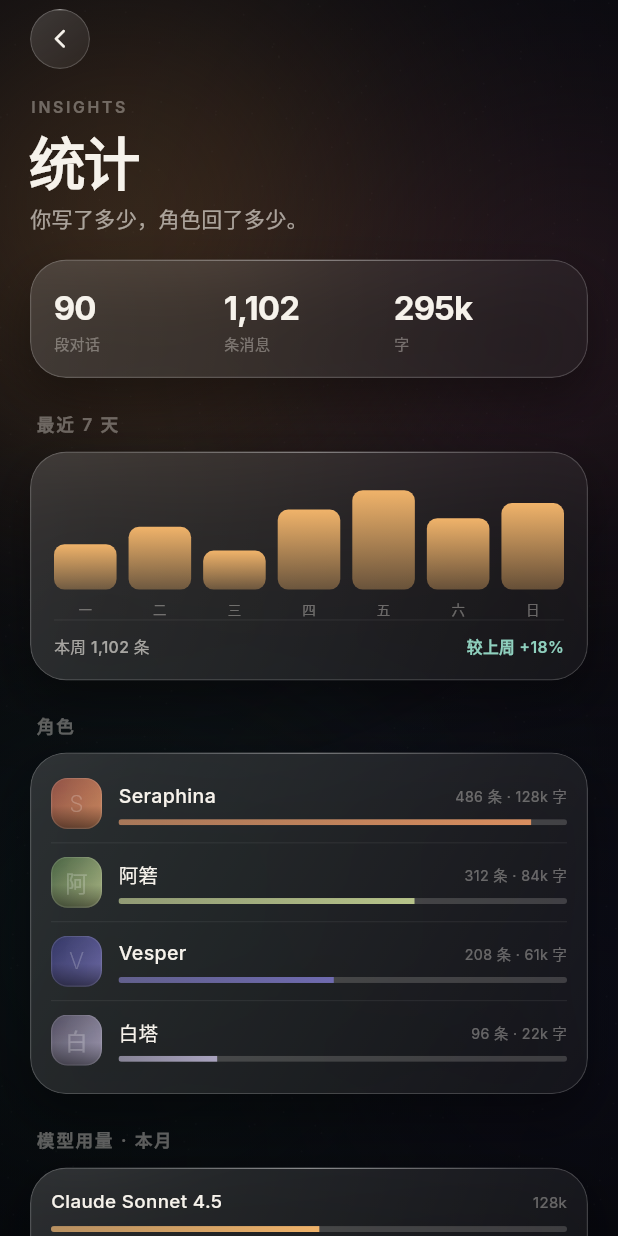
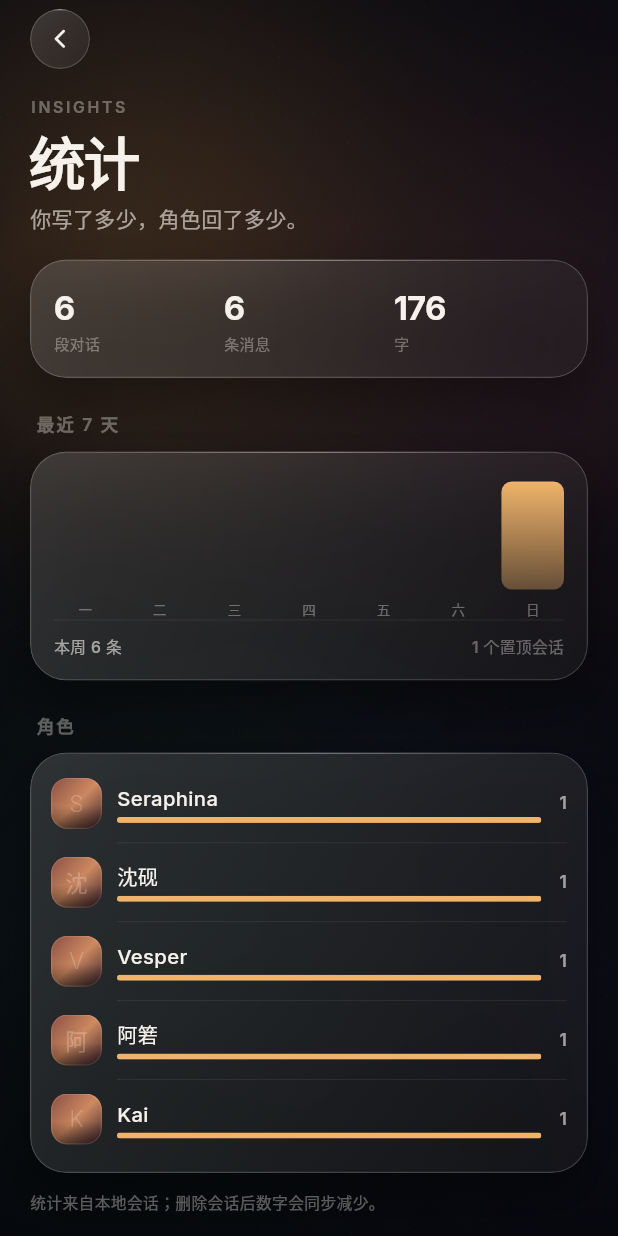
Before and after one commit to PawNzZi/opentavern, a Flutter app: the screen it shows after launch, item 3 of the bottom bar chosen, scrolled down 576 dp, after a tap on "统计", on a phone screen of 412 x 824 dp. Run offline on Flutter 3.47's test engine with Material 3 defaults, Android fonts, the phone set to English and light mode, and no system bars; our stand-ins replace file_picker; statements that could not run were skipped.

Commit message:
feat: 真实聊天统计与角色卡批量导入

```diff
--- a/lib/screens/sheets.dart
+++ b/lib/screens/sheets.dart
@@ -248,19 +248,27 @@ class ImportSheetScreen extends StatelessWidget {
       subtitle: '支持 SillyTavern 角色卡、世界书与聊天记录',
       heightFactor: .72,
       footer: GlassPrimaryButton(
-        label: '选择角色卡文件',
+        label: '选择角色卡（可多选）',
         icon: Icons.folder_open_rounded,
         onTap: () async {
-          final file = await FilePickerPlatform.instance.pickFile();
-          if (file == null) return;
-          final bytes = await file.readAsBytes();
-          final card = await AppStore.instance.importCard(bytes, file.name);
+          final files = await FilePickerPlatform.instance.pickFiles();
+          if (files.isEmpty) return;
+          var imported = 0;
+          var failed = 0;
+          for (final file in files) {
+            final bytes = await file.readAsBytes();
+            final card = await AppStore.instance.importCard(bytes, file.name);
+            if (card == null) {
+              failed++;
+            } else {
+              imported++;
+            }
+          }
           if (!context.mounted) return;
-          if (card == null) {
-            showTavernToast(context, '不是有效的 SillyTavern 角色卡');
-            return;
-          }
-          showTavernToast(context, '已导入 ${card.name}');
+          showTavernToast(
+            context,
+            failed == 0 ? '已导入 $imported 个角色' : '导入 $imported 个，失败 $failed 个',
+          );
           Navigator.of(context).maybePop();
         },
       ),
--- a/lib/screens/stats.dart
+++ b/lib/screens/stats.dart
@@ -1,6 +1,6 @@
 import 'package:flutter/material.dart';
 
-import '../data/demo.dart';
+import '../core/store.dart';
 import '../design/glass.dart';
 import '../design/scaffold.dart';
 import '../design/settings_kit.dart';
@@ -12,7 +12,28 @@ class StatsPage extends StatelessWidget {
   @override
   Widget build(BuildContext context) {
     final p = AppPalette.of(context);
-    const week = [.42, .58, .36, .74, .92, .66, .8];
+    final store = AppStore.instance;
+    final sessions = store.sessions;
+    final messages = sessions.expand((s) => s.messages).toList();
+    final chars = messages.fold<int>(0, (sum, m) => sum + m.text.length);
+
+    final now = DateTime.now();
+    final week = List<int>.filled(7, 0);
+    for (final m in messages) {
+      final d = DateTime.fromMillisecondsSinceEpoch(m.createdAt);
+      final diff = now.difference(DateTime(d.year, d.month, d.day)).inDays;
+      if (diff >= 0 && diff < 7) week[6 - diff]++;
+    }
+    final maxWeek = week.fold<int>(1, (a, b) => b > a ? b : a);
+
+    final perCharacter = <String, int>{};
+    for (final session in sessions) {
+      perCharacter[session.characterName] =
+          (perCharacter[session.characterName] ?? 0) + session.messages.length;
+    }
+    final ranking = perCharacter.entries.toList()
+      ..sort((a, b) => b.value.compareTo(a.value));
+
     const days = ['一', '二', '三', '四', '五', '六', '日'];
     return DetailPage(
       eyebrow: 'INSIGHTS',
@@ -25,10 +46,21 @@ class StatsPage extends StatelessWidget {
           blur: 24,
           padding: const EdgeInsets.fromLTRB(16, 16, 16, 16),
           child: Row(
-            children: const [
-              Expanded(child: MiniStat(value: '90', label: '段对话')),
-              Expanded(child: MiniStat(value: '1,102', label: '条消息')),
-              Expanded(child: MiniStat(value: '295k', label: '字')),
+            children: [
+              Expanded(
+                child: MiniStat(value: '${sessions.length}', label: '段对话'),
+              ),
+              Expanded(
+                child: MiniStat(value: '${messages.length}', label: '条消息'),
+              ),
+              Expanded(
+                child: MiniStat(
+                  value: chars > 1000
+                      ? '${(chars / 1000).toStringAsFixed(1)}k'
+                      : '$chars',
+                  label: '字',
+                ),
+              ),
             ],
           ),
         ),
@@ -50,7 +82,7 @@ class StatsPage extends StatelessWidget {
                           mainAxisAlignment: MainAxisAlignment.end,
                           children: [
                             Container(
-                              height: 72 * week[i],
+                              height: 72 * (week[i] / maxWeek),
                               decoration: BoxDecoration(
                                 borderRadius: BorderRadius.circular(7),
                                 gradient: LinearGradient(
@@ -85,13 +117,13 @@ class StatsPage extends StatelessWidget {
               Row(
                 children: [
                   Text(
-                    '本周 1,102 条',
+                    '本周 ${week.fold<int>(0, (a, b) => a + b)} 条',
                     style: appText(10.5, FontWeight.w500, p.textSecondary),
                   ),
                   const Spacer(),
                   Text(
-                    '较上周 +18%',
-                    style: appText(10.5, FontWeight.w600, p.sage),
+                    '${sessions.where((s) => s.pinned).length} 个置顶会话',
+                    style: appText(10.5, FontWeight.w500, p.textTertiary),
                   ),
                 ],
               ),
@@ -105,7 +137,15 @@ class StatsPage extends StatelessWidget {
           padding: const EdgeInsets.fromLTRB(14, 8, 14, 10),
           child: Column(
             children: [
-              for (final stat in demoStats) ...[
+              if (ranking.isEmpty)
+                Padding(
+                  padding: const EdgeInsets.symmetric(vertical: 24),
+                  child: Text(
+                    '还没有聊天数据',
+                    style: appText(12.5, FontWeight.w400, p.textTertiary),
+                  ),
+                ),
+              for (var i = 0; i < ranking.take(5).length; i++) ...[
                 Padding(
                   padding: const EdgeInsets.symmetric(vertical: 9),
                   child: Row(
@@ -114,147 +154,63 @@ class StatsPage extends StatelessWidget {
                         width: 34,
                         height: 34,
                         child: Portrait(
-                          initial: stat.name.characters.first,
-                          colors: stat.colors,
+                          initial: ranking[i].key.isEmpty
+                              ? '?'
+                              : ranking[i].key.characters.first,
+                          colors: const [
+                            Color(0xFF8C4A3F),
+                            Color(0xFFD98E5F),
+                            Color(0xFF3B1E2A),
+                          ],
                           radius: 11,
                         ),
                       ),
-                      const SizedBox(width: 11),
+                      const SizedBox(width: 10),
                       Expanded(
                         child: Column(
                           crossAxisAlignment: CrossAxisAlignment.start,
                           children: [
-                            Row(
-                              children: [
-                                Text(
-                                  stat.name,
-                                  style: appText(
-                                    13,
-                                    FontWeight.w500,
-                                    p.textPrimary,
-                                  ),
-                                ),
-                                const Spacer(),
-                                Text(
-                                  '${stat.messages} 条 · ${stat.words} 字',
-                                  style: appText(
-                                    9.5,
-                                    FontWeight.w400,
-                                    p.textTertiary,
-                                  ),
-                                ),
-                              ],
+                            Text(
+                              ranking[i].key,
+                              style: appText(
+                                13.5,
+                                FontWeight.w500,
+                                p.textPrimary,
+                              ),
                             ),
-                            const SizedBox(height: 6),
-                            ProgressLine(
-                              value: stat.ratio,
-                              height: 4,
-                              color: stat.colors.last,
+                            const SizedBox(height: 3),
+                            ClipRRect(
+                              borderRadius: BorderRadius.circular(3),
+                              child: LinearProgressIndicator(
+                                value: ranking[i].value / ranking.first.value,
+                                minHeight: 4,
+                                backgroundColor:
+                                    p.textTertiary.withValues(alpha: .12),
+                                valueColor: AlwaysStoppedAnimation(p.amber),
+                              ),
                             ),
                           ],
                         ),
                       ),
+                      const SizedBox(width: 12),
+                      Text(
+                        '${ranking[i].value}',
+                        style: appText(11.5, FontWeight.w600, p.textSecondary),
+                      ),
                     ],
                   ),
                 ),
-                if (stat != demoStats.last) const Hairline(),
+                if (i != ranking.take(5).length - 1) const Hairline(indent: 44),
               ],
             ],
           ),
         ),
-        SettingsGroup(
-          title: '模型用量 · 本月',
-          children: [
-            _ModelUsage(
-              name: 'Claude Sonnet 4.5',
-              value: .52,
-              tokens: '128k',
-              color: p.amber,
-            ),
-            const Hairline(indent: 14),
-            _ModelUsage(
-              name: 'DeepSeek V4',
-              value: .28,
-              tokens: '69k',
-              color: p.violet,
-            ),
-            const Hairline(indent: 14),
-            _ModelUsage(
-              name: '本地 Ollama',
-              value: .20,
-              tokens: '49k',
-              color: p.sage,
-            ),
-          ],
-        ),
-        SettingsGroup(
-          title: '导出',
-          children: const [
-            SettingRow(
-              icon: Icons.table_chart_outlined,
-              title: '导出 CSV',
-              value: '按角色 / 按天',
-              iconColor: Color(0xFFF0B36A),
-              onTap: null,
-            ),
-            Hairline(indent: 56),
-            SettingRow(
-              icon: Icons.restart_alt_rounded,
-              title: '重建统计',
-              subtitle: '从聊天文件重新计算',
-              value: '大约 2 秒',
-              iconColor: Color(0xFFEE9AA8),
-              onTap: null,
-            ),
-          ],
-        ),
-        const SizedBox(height: 18),
-        const HintCard(
-          text: '统计只在本机计算，不上传。重建统计不会修改聊天内容，只会重算消息数、字数与耗时。',
-          color: Color(0xFF8FD0BE),
+        const SizedBox(height: 12),
+        Text(
+          '统计来自本地会话；删除会话后数字会同步减少。',
+          style: appText(10.5, FontWeight.w400, p.textTertiary, height: 1.5),
         ),
       ],
     );
   }
 }
-
-class _ModelUsage extends StatelessWidget {
-  const _ModelUsage({
-    required this.name,
-    required this.value,
-    required this.tokens,
-    required this.color,
-  });
-
-  final String name;
-  final double value;
-  final String tokens;
-  final Color color;
-
-  @override
-  Widget build(BuildContext context) {
-    final p = AppPalette.of(context);
-    return Padding(
-      padding: const EdgeInsets.fromLTRB(14, 10, 14, 10),
-      child: Column(
-        children: [
-          Row(
-            children: [
-              Text(
-                name,
-                style: appText(12.5, FontWeight.w500, p.textPrimary),
-              ),
-              const Spacer(),
-              Text(
-                tokens,
-                style: appText(10, FontWeight.w400, p.textTertiary),
-              ),
-            ],
-          ),
-          const SizedBox(height: 7),
-          ProgressLine(value: value, height: 4, color: color),
-        ],
-      ),
-    );
-  }
-}
```
